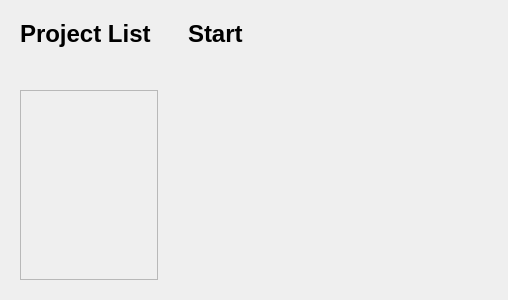
This is App/project/new_project_zero_widget.ui in fengzhu2007/anycode as Qt 5 draws it before an edit. The edited form follows.
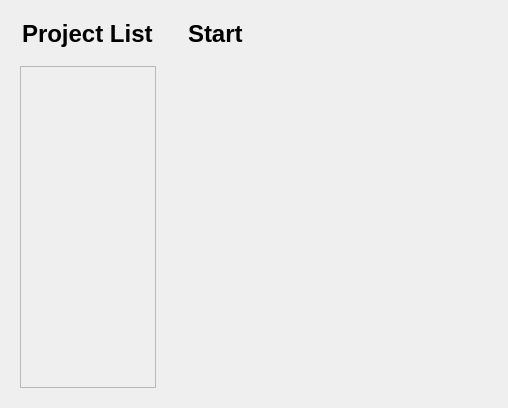
This is the edited form. Custom widgets are drawn as their Qt base class.

```diff
--- a/App/project/new_project_zero_widget.ui
+++ b/App/project/new_project_zero_widget.ui
@@ -7,7 +7,7 @@
     <x>0</x>
     <y>0</y>
     <width>508</width>
-    <height>300</height>
+    <height>408</height>
    </rect>
   </property>
   <property name="windowTitle">
@@ -15,22 +15,35 @@
   </property>
   <layout class="QHBoxLayout" name="horizontalLayout">
    <property name="spacing">
-    <number>30</number>
+    <number>12</number>
    </property>
    <property name="leftMargin">
-    <number>20</number>
+    <number>0</number>
    </property>
    <property name="topMargin">
-    <number>20</number>
+    <number>0</number>
    </property>
    <property name="rightMargin">
-    <number>20</number>
+    <number>0</number>
    </property>
    <property name="bottomMargin">
-    <number>20</number>
+    <number>0</number>
    </property>
    <item>
+    <widget class="QWidget" name="left" native="true">
     <layout class="QVBoxLayout" name="verticalLayout">
+      <property name="leftMargin">
+       <number>20</number>
+      </property>
+      <property name="topMargin">
+       <number>20</number>
+      </property>
+      <property name="rightMargin">
+       <number>0</number>
+      </property>
+      <property name="bottomMargin">
+       <number>20</number>
+      </property>
      <item>
       <widget class="QLabel" name="label">
        <property name="font">
@@ -42,6 +55,9 @@
        <property name="text">
         <string>Project List</string>
        </property>
+        <property name="indent">
+         <number>2</number>
+        </property>
       </widget>
      </item>
      <item>
@@ -70,17 +86,31 @@
          <rect>
           <x>0</x>
           <y>0</y>
-          <width>132</width>
-          <height>202</height>
+           <width>134</width>
+           <height>312</height>
          </rect>
         </property>
        </widget>
       </widget>
      </item>
     </layout>
+    </widget>
    </item>
    <item>
+    <widget class="QWidget" name="right" native="true">
     <layout class="QVBoxLayout" name="verticalLayout_2">
+      <property name="leftMargin">
+       <number>20</number>
+      </property>
+      <property name="topMargin">
+       <number>20</number>
+      </property>
+      <property name="rightMargin">
+       <number>20</number>
+      </property>
+      <property name="bottomMargin">
+       <number>20</number>
+      </property>
      <item>
       <widget class="QLabel" name="label_2">
        <property name="font">
@@ -105,7 +135,7 @@
        <property name="sizeHint" stdset="0">
         <size>
          <width>20</width>
-         <height>12</height>
+          <height>18</height>
         </size>
        </property>
       </spacer>
@@ -134,12 +164,13 @@
        <property name="sizeHint" stdset="0">
         <size>
          <width>20</width>
-         <height>40</height>
+          <height>312</height>
         </size>
        </property>
       </spacer>
      </item>
     </layout>
+    </widget>
    </item>
   </layout>
  </widget>
```
Lines whose indentation alone changed are shown as unchanged.
